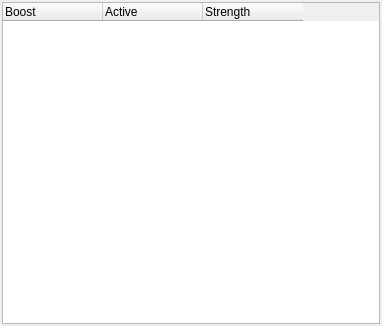
Before: the Qt Designer form cedar/processing/gui/BoostControl.ui in cedar/cedar, drawn with Qt 5.
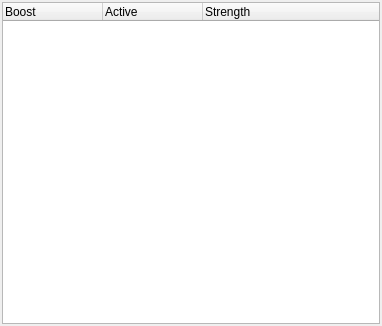
After: the same form once the commit is applied. Custom widgets are drawn as their Qt base class.

The edit to the form file:
```diff
--- a/cedar/processing/gui/BoostControl.ui
+++ b/cedar/processing/gui/BoostControl.ui
@@ -20,7 +20,7 @@
    <item>
     <widget class="cedar::proc::gui::ElementTreeWidget" name="mpBoostTree">
      <attribute name="headerStretchLastSection">
-      <bool>false</bool>
+      <bool>true</bool>
      </attribute>
      <column>
       <property name="text">
```
